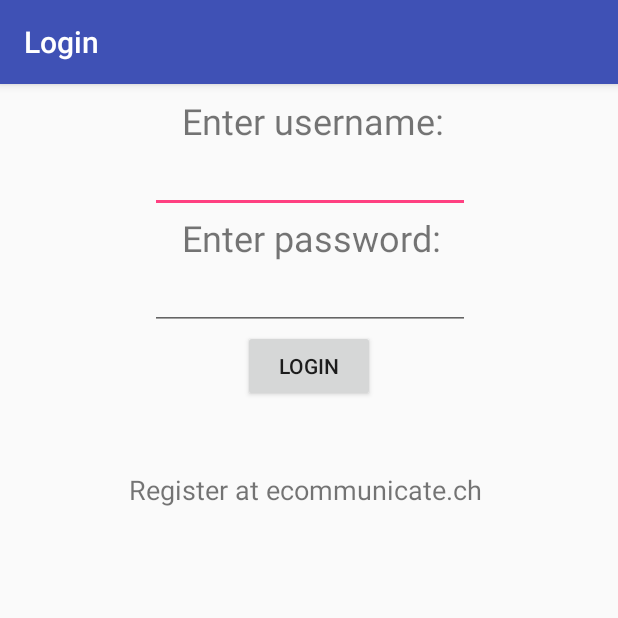
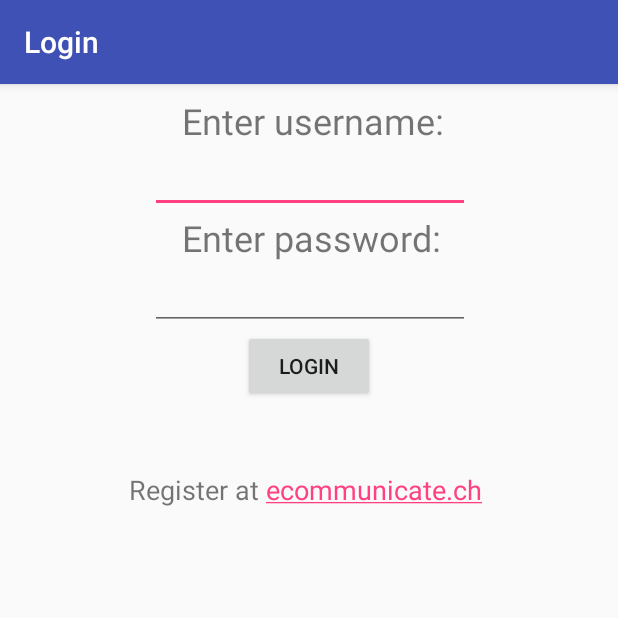
Before and after one commit to N-plat/android-app, an Android app: the screen it shows after launch (LoginActivity), on a phone screen of 412 x 824 dp, the top half of it. Run offline under Robolectric (Android 15) with nearby library versions, the phone set to English and light mode, and no system bars; our stand-ins replace Firebase (no records; nobody signed in at launch, a user with empty details on screens opened directly).

Commit message:
add links to ecommunicate.ch

```diff
--- a/app/build.gradle
+++ b/app/build.gradle
@@ -7,8 +7,8 @@ android {
         applicationId "ch.ecommunicate.chat"
         minSdkVersion 15
         targetSdkVersion 25
-        versionCode 9
-        versionName "alpha_1_1_5"
+        versionCode 13
+        versionName "1_1_2"
         testInstrumentationRunner "android.support.test.runner.AndroidJUnitRunner"
     }
     buildTypes {
--- a/app/src/main/java/ch/ecommunicate/chat/LoginActivity.java
+++ b/app/src/main/java/ch/ecommunicate/chat/LoginActivity.java
@@ -7,10 +7,13 @@ import android.os.AsyncTask;
 import android.os.Bundle;
 import android.support.annotation.NonNull;
 import android.support.v7.app.AppCompatActivity;
+import android.text.Html;
+import android.text.method.LinkMovementMethod;
 import android.util.Log;
 import android.view.View;
 import android.widget.Button;
 import android.widget.EditText;
+import android.widget.TextView;
 
 import com.google.android.gms.tasks.OnCompleteListener;
 import com.google.android.gms.tasks.Task;
@@ -235,6 +238,11 @@ public class LoginActivity extends AppCompatActivity {
 
             setContentView(R.layout.activity_login);
 
+            TextView tv = (TextView) findViewById(R.id.register);
+            tv.setText(Html.fromHtml("Register at <a href=\"https://ecommunicate.ch/register/\">ecommunicate.ch</a>"));
+            tv.setLinksClickable(true);
+            tv.setMovementMethod(LinkMovementMethod.getInstance());
+
             Button btnRegister = (Button) findViewById(R.id.btnLogin);
             btnRegister.setOnClickListener(new View.OnClickListener() {
                 @Override
--- a/app/src/main/res/layout/activity_contacts.xml
+++ b/app/src/main/res/layout/activity_contacts.xml
@@ -7,6 +7,7 @@
     android:fitsSystemWindows="true"
     tools:context="ch.ecommunicate.chat.LoginActivity">
 
-    <include layout="@layout/content_contacts" />
+    <include layout="@layout/content_contacts"
+        android:id="@+id/include" />
 
 </android.support.design.widget.CoordinatorLayout>
--- a/app/src/main/res/layout/activity_login.xml
+++ b/app/src/main/res/layout/activity_login.xml
@@ -7,11 +7,11 @@
     tools:context="ch.ecommunicate.chat.LoginActivity">
 
     <TextView
-        android:id="@+id/textView3"
+        android:id="@+id/register"
         android:layout_width="wrap_content"
         android:layout_height="wrap_content"
         android:layout_marginStart="21dp"
-        android:text="Register at ecommunicate.ch"
+        android:text=""
         android:textSize="18sp"
         tools:layout_constraintBottom_creator="1"
         tools:layout_constraintLeft_creator="1"
```
Also changed, not shown: app/src/main/java/ch/ecommunicate/chat/Contacts.java (+8 -0 lines), app/src/main/res/layout/content_contacts.xml (+18 -3 lines).
